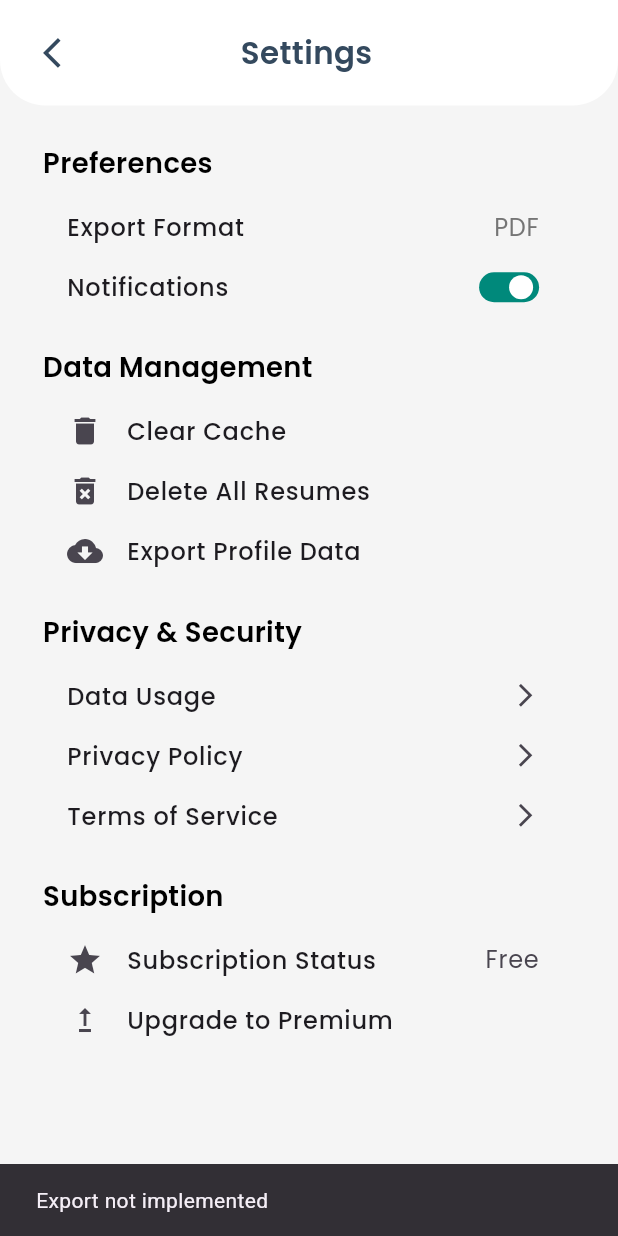
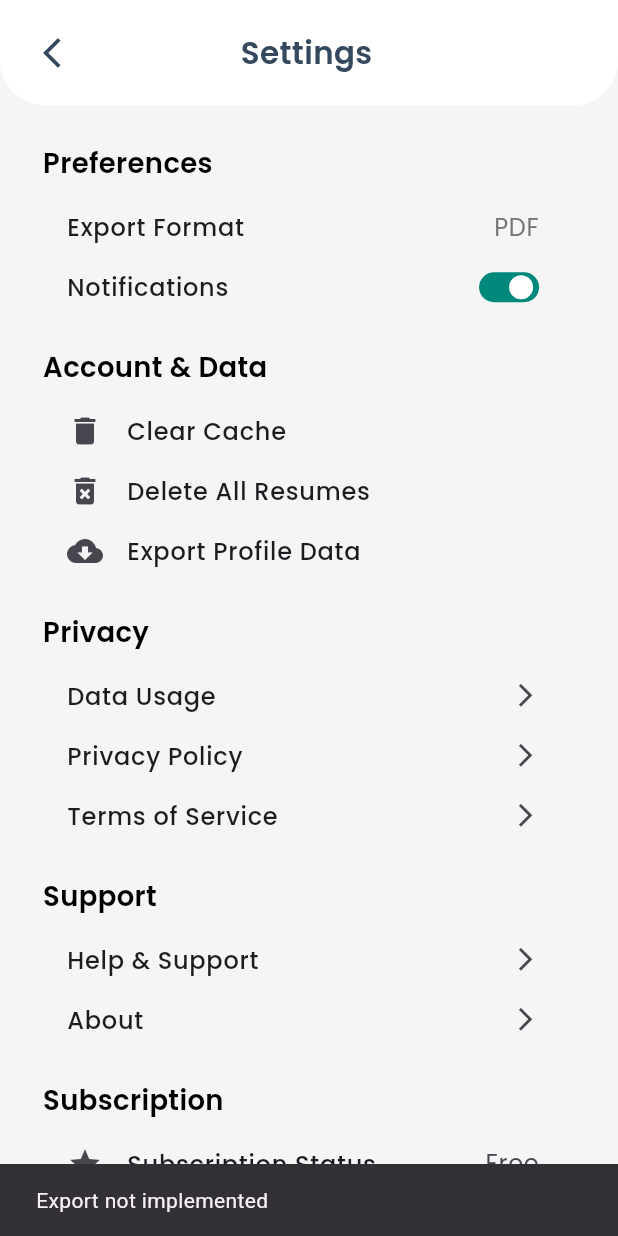
Before and after one commit to Yihun-Alemayehu/Resume-builder, a Flutter app: the SettingsScreen screen opened directly, after a tap on "Export Profile Data", on a phone screen of 412 x 824 dp. Run offline on Flutter 3.47's test engine with Material 3 defaults, Android fonts, the phone set to English and light mode, and no system bars; our stand-ins replace bloc, calendar_date_picker2, equatable, flutter_bloc, flutter_cache_manager, flutter_form_builder and 8 more; accounts and stored records are empty.

```diff
--- a/lib/features/drawer/presentation/screens/settings_screen.dart
+++ b/lib/features/drawer/presentation/screens/settings_screen.dart
@@ -2,8 +2,10 @@ import 'package:flutter/material.dart';
 import 'package:flutter_screenutil/flutter_screenutil.dart';
 import 'package:my_resume/core/utils/custom_dialog.dart';
 import 'package:my_resume/core/widget/custom_snackbar.dart';
+import 'package:my_resume/features/drawer/presentation/screens/about_screen.dart';
 import 'package:my_resume/features/drawer/presentation/screens/app_drawer.dart';
 import 'package:my_resume/features/drawer/presentation/screens/data_usage_screen.dart';
+import 'package:my_resume/features/drawer/presentation/screens/help_support_screen.dart';
 import 'package:my_resume/features/drawer/presentation/screens/privacy_policy_screen.dart';
 import 'package:my_resume/features/drawer/presentation/screens/terms_and_conditions_screen.dart';
 import 'package:my_resume/features/drawer/presentation/widget/cache_mngmt.dart';
@@ -404,7 +406,7 @@ class _SettingsScreenState extends State<SettingsScreen> {
 
                   // Data Management
                   Text(
-                    'Data Management',
+                    'Account & Data',
                     style: TextStyle(
                       fontFamily: 'Poppins',
                       fontSize: 16.sp,
@@ -474,7 +476,7 @@ class _SettingsScreenState extends State<SettingsScreen> {
 
                   // Privacy and Security
                   Text(
-                    'Privacy & Security',
+                    'Privacy',
                     style: TextStyle(
                       fontFamily: 'Poppins',
                       fontSize: 16.sp,
@@ -558,6 +560,67 @@ class _SettingsScreenState extends State<SettingsScreen> {
                   ),
                   SizedBox(height: 20.h),
 
+                  // Privacy and Security
+                  Text(
+                    'Support',
+                    style: TextStyle(
+                      fontFamily: 'Poppins',
+                      fontSize: 16.sp,
+                      fontWeight: FontWeight.w600,
+                      color: Theme.of(context).textTheme.titleLarge?.color,
+                    ),
+                  ),
+                  SizedBox(height: 10.h),
+                  ListTile(
+                    minTileHeight: 26.h,
+                    dense: true,
+                    trailing: Icon(
+                      Icons.arrow_forward_ios,
+                      size: 16.sp,
+                    ),
+                    title: Text(
+                      'Help & Support',
+                      style: TextStyle(
+                        fontFamily: 'Poppins',
+                        fontSize: 14.sp,
+                        fontWeight: FontWeight.w500,
+                      ),
+                    ),
+                    onTap: () {
+                      Navigator.push(
+                        context,
+                        MaterialPageRoute(
+                          builder: (context) => const HelpSupportScreen(),
+                        ),
+                      );
+                    },
+                  ),
+                  ListTile(
+                    minTileHeight: 26.h,
+                    dense: true,
+                    trailing: Icon(
+                      Icons.arrow_forward_ios,
+                      size: 16.sp,
+                    ),
+                    title: Text(
+                      'About',
+                      style: TextStyle(
+                        fontFamily: 'Poppins',
+                        fontSize: 14.sp,
+                        fontWeight: FontWeight.w500,
+                      ),
+                    ),
+                    onTap: () {
+                      Navigator.push(
+                        context,
+                        MaterialPageRoute(
+                          builder: (context) => const AboutScreen(),
+                        ),
+                      );
+                    },
+                  ),
+                  SizedBox(height: 20.h),
+
                   // Subscription Management
                   Text(
                     'Subscription',
```
Also changed, not shown: lib/features/profile/presentation/screens/profile_screen.dart (+15 -0 lines), lib/features/resume/Presentation/screens/home_screen.dart (+11 -5 lines), assets/Icons/light-mode.png (added), assets/Icons/night-mode.png (added), 8 other files.
